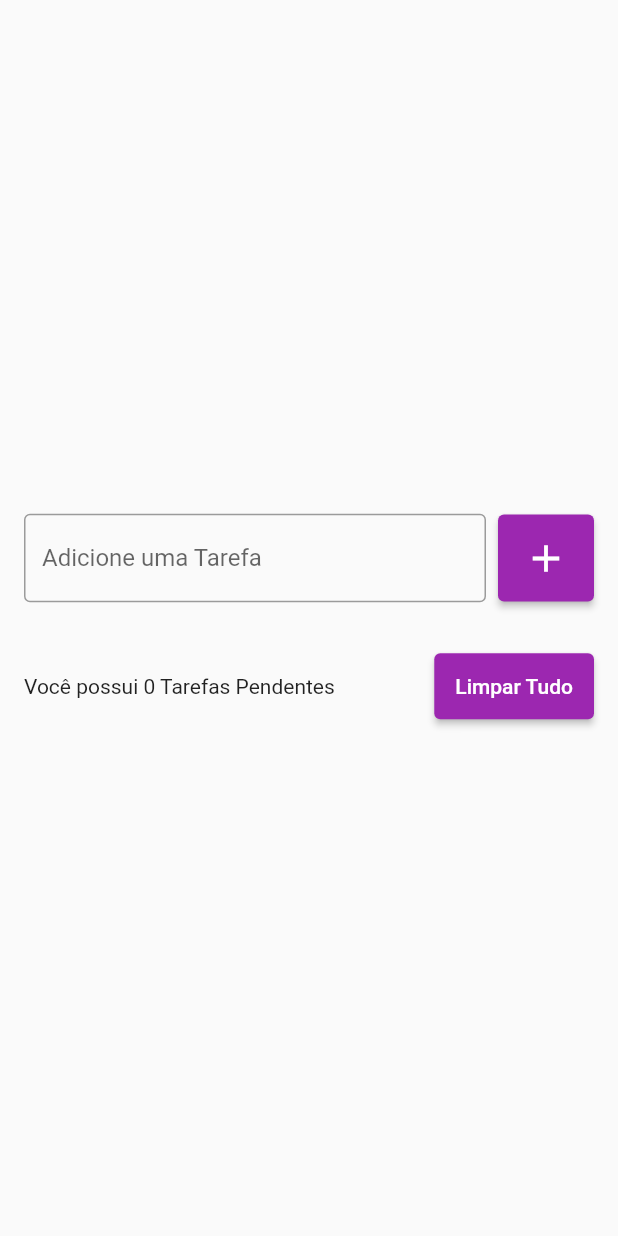
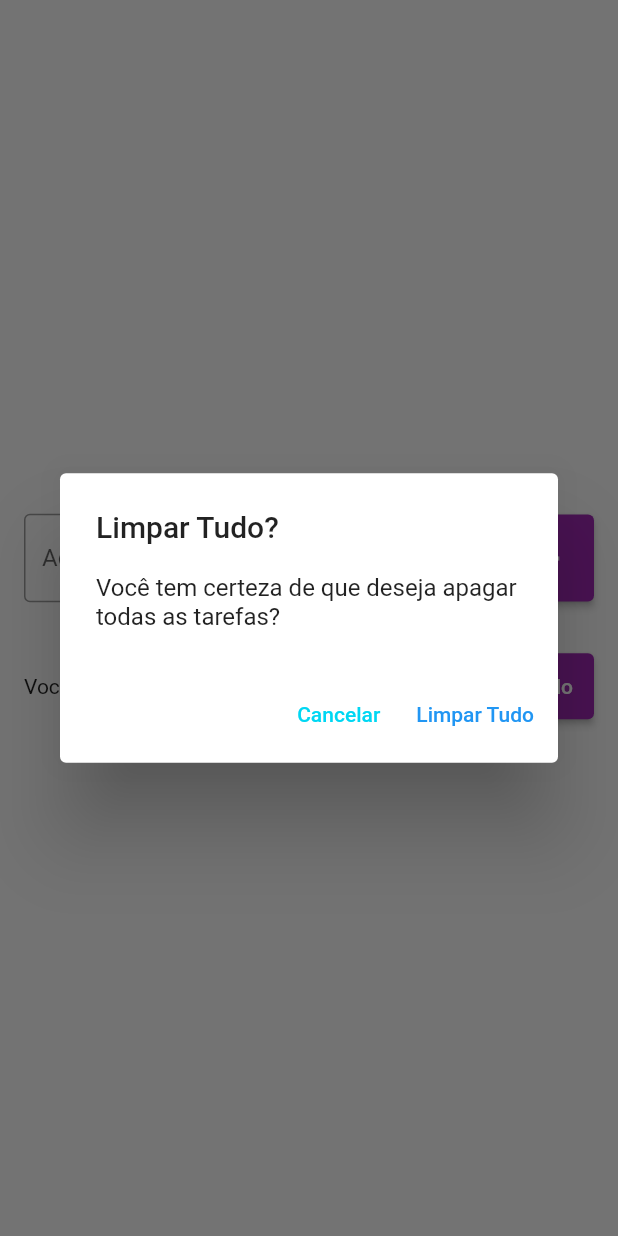
Before and after one commit to zupy-fmartinelli/todo_list, a Flutter app: the screen it shows after launch, after a tap on "Limpar Tudo", on a phone screen of 412 x 824 dp. Run offline on Flutter 3.47's test engine with Material 2 defaults, Android fonts, the phone set to English and light mode, and no system bars; our stand-ins replace flutter_slidable.

Commit message:
Delete All Todos Confirmation Dialog

```diff
--- a/lib/pages/todo_list_page.dart
+++ b/lib/pages/todo_list_page.dart
@@ -89,7 +89,7 @@ class _TodoListPageState extends State<TodoListPage> {
                     ),
                     SizedBox(width: 8),
                     ElevatedButton(
-                      onPressed: () {},
+                      onPressed: showDeleteTodosConfirmationDialog,
                       style: ElevatedButton.styleFrom(
                         primary: Colors.purple,
                         padding: EdgeInsets.all(14),
@@ -129,4 +129,35 @@ class _TodoListPageState extends State<TodoListPage> {
       duration: const Duration(seconds: 5),
     ));
   }
+
+  void showDeleteTodosConfirmationDialog() {
+    showDialog(
+      context: context,
+      builder: (context) => AlertDialog(
+        title: Text('Limpar Tudo?'),
+        content:
+            Text('Você tem certeza de que deseja apagar todas as tarefas?'),
+        actions: [
+          TextButton(
+              onPressed: () {
+                Navigator.of(context).pop();
+              },
+              style: TextButton.styleFrom(primary: Color(0xff00d7f3)),
+              child: Text('Cancelar')),
+          TextButton(
+              onPressed: () {
+                Navigator.of(context).pop();
+                deleteAllTodos();
+              },
+              child: Text('Limpar Tudo')),
+        ],
+      ),
+    );
+  }
+
+  void deleteAllTodos() {
+    setState(() {
+      todos.clear();
+    });
+  }
 }
```
